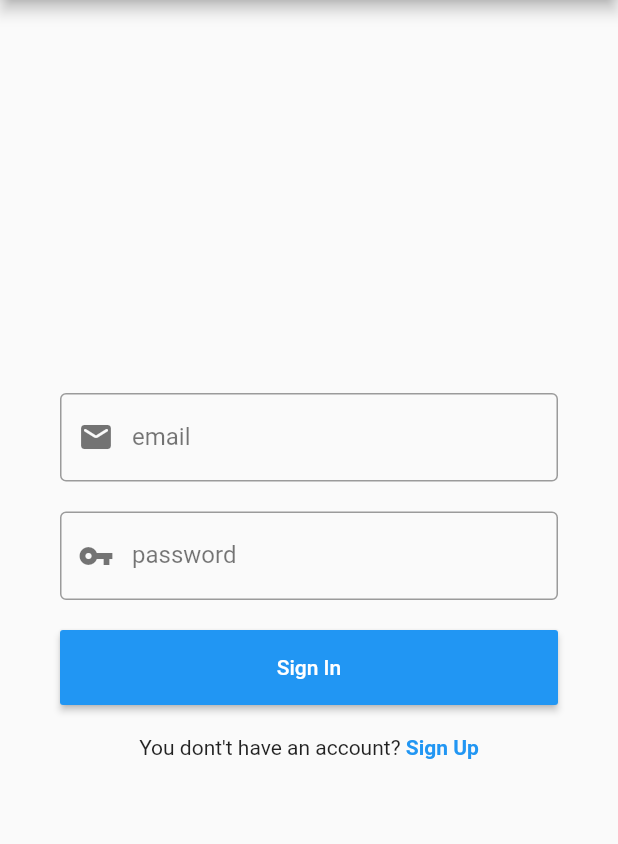
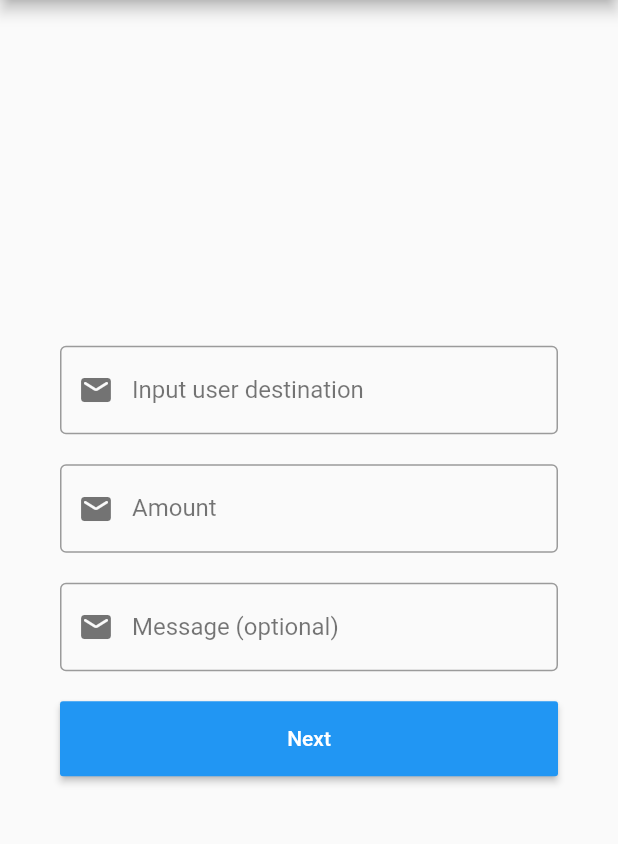
Before and after one commit to marcellinus-witarsah/e_wallet_app, a Flutter app: the screen it shows after launch, on a phone screen of 412 x 824 dp, the part 84-928 px from its top. Run offline on Flutter 3.47's test engine with Material 2 defaults, Android fonts, the phone set to English and light mode, and no system bars; our stand-ins replace cloud_firestore, firebase_auth, firebase_core, fluttertoast; accounts and stored records are empty.

Commit message:
update dari marcel

```diff
--- /dev/null
+++ b/lib/constans.dart
@@ -0,0 +1,4 @@
+class Constants {
+  //collction name in database
+  static const dbUserCollection = 'user';
+}
--- a/lib/main.dart
+++ b/lib/main.dart
@@ -1,8 +1,7 @@
 import 'dart:async';
-import 'package:e_wallet_app/controller/authentication/sign_in.dart';
-import 'package:e_wallet_app/controller/authentication/sign_up.dart';
-import 'package:e_wallet_app/controller/home/homepage.dart';
 import 'package:e_wallet_app/controller/services/auth.dart';
+import 'package:e_wallet_app/view/signin_page.dart';
+import 'package:e_wallet_app/view/transfer_page.dart';
 import 'package:firebase_auth/firebase_auth.dart';
 import 'package:flutter/material.dart';
 import 'package:firebase_core/firebase_core.dart';
@@ -26,7 +25,7 @@ class _MyAppState extends State<MyApp> {
   Widget build(BuildContext context) {
     return MaterialApp(
       debugShowCheckedModeBanner: false,
-      home: SignIn(),
+      home: Transfer(),
     );
   }
 }
--- a/lib/controller/home/homepage.dart
+++ b/lib/view/home_page.dart
@@ -1,4 +1,4 @@
-import 'package:e_wallet_app/controller/authentication/sign_in.dart';
+import 'package:e_wallet_app/view/signin_page.dart';
 import 'package:firebase_auth/firebase_auth.dart';
 import 'package:firebase_core/firebase_core.dart';
 import 'package:flutter/material.dart';
--- /dev/null
+++ b/lib/view/transfer_page.dart
@@ -0,0 +1,124 @@
+import 'package:e_wallet_app/view/signin_page.dart';
+import 'package:flutter/material.dart';
+
+class Transfer extends StatelessWidget {
+  const Transfer({Key? key}) : super(key: key);
+
+  @override
+  Widget build(BuildContext context) {
+    final _userDestinationController = TextEditingController();
+    final _nominalTransferController = TextEditingController();
+    final _messageTransferController = TextEditingController();
+
+    final userDestination = Container(
+      child: TextFormField(
+        autofocus: false,
+        //using controller for listen and capture email input from user
+        controller: _userDestinationController,
+        //adding validator for email
+        decoration: InputDecoration(
+          contentPadding: const EdgeInsets.all(20),
+          prefixIcon: Icon(
+            Icons.mail_rounded,
+            color: secondaryColor,
+          ),
+          border: const OutlineInputBorder(),
+          labelText: "Input user destination",
+          labelStyle: TextStyle(
+            color: secondaryColor,
+          ),
+        ),
+      ),
+    );
+
+    final nominalTransfer = Container(
+      child: TextFormField(
+        autofocus: false,
+        //using controller for listen and capture email input from user
+        controller: _nominalTransferController,
+        //adding validator for email
+        decoration: InputDecoration(
+          contentPadding: const EdgeInsets.all(20),
+          prefixIcon: Icon(
+            Icons.mail_rounded,
+            color: secondaryColor,
+          ),
+          border: const OutlineInputBorder(),
+          labelText: "Amount",
+          labelStyle: TextStyle(
+            color: secondaryColor,
+          ),
+        ),
+      ),
+    );
+
+    final messageTransfer = Container(
+      child: TextFormField(
+        autofocus: false,
+        //using controller for listen and capture email input from user
+        controller: _messageTransferController,
+        //adding validator for email
+        decoration: InputDecoration(
+          contentPadding: const EdgeInsets.all(20),
+          prefixIcon: Icon(
+            Icons.mail_rounded,
+            color: secondaryColor,
+          ),
+          border: const OutlineInputBorder(),
+          labelText: "Message (optional)",
+          labelStyle: TextStyle(
+            color: secondaryColor,
+          ),
+        ),
+      ),
+    );
+
+    return Scaffold(
+      appBar: AppBar(
+        title: const Text("Sign In"),
+      ),
+      body: Center(
+        child: SingleChildScrollView(
+          child: Container(
+            margin: const EdgeInsets.symmetric(
+              horizontal: 40,
+            ),
+            child: Form(
+              child: Column(
+                mainAxisAlignment: MainAxisAlignment.center,
+                children: <Widget>[
+                  userDestination,
+                  const SizedBox(
+                    height: 20,
+                  ),
+                  nominalTransfer,
+                  const SizedBox(
+                    height: 20,
+                  ),
+                  messageTransfer,
+                  const SizedBox(
+                    height: 20,
+                  ),
+                  Container(
+                    width: double.infinity,
+                    height: 50,
+                    child: RaisedButton(
+                      color: Colors.blue,
+                      textColor: Colors.white,
+                      splashColor: Colors.blueGrey,
+                      child: const Text("Next"),
+                      onPressed: () {},
+                    ),
+                  ),
+                  const SizedBox(
+                    height: 20,
+                  ),
+                ],
+              ),
+            ),
+          ),
+        ),
+      ),
+    );
+  }
+}
```
Also changed, not shown: lib/controller/services/auth.dart (+28 -26 lines), lib/controller/services/db.dart (added, +12 -0 lines), lib/controller/services/result_status.dart (added, +54 -0 lines), lib/model/user_model.dart (+27 -5 lines), lib/view/signin_page.dart (renamed from lib/controller/authentication/sign_in.dart, +17 -20 lines), lib/view/signup_page.dart (renamed from lib/controller/authentication/sign_up.dart, +57 -8 lines), lib/view/navigation.dart (added).
